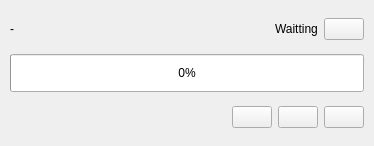
Before: the Qt Designer form sVanilla/src/ClientUi/Download/DownloadingListWidget.ui in WangPengZhan/sVanilla, drawn with Qt 5.
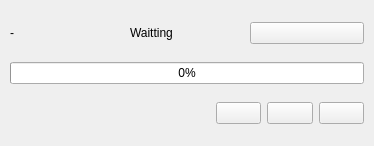
After: the same form once the commit is applied. Icons and pictures are not drawn.

What changed in the file:
```diff
--- a/sVanilla/src/ClientUi/Download/DownloadingListWidget.ui
+++ b/sVanilla/src/ClientUi/Download/DownloadingListWidget.ui
@@ -56,9 +56,6 @@
       </item>
       <item>
        <spacer name="Spacer">
-        <property name="orientation">
-         <enum>Qt::Orientation::Horizontal</enum>
-        </property>
         <property name="sizeHint" stdset="0">
          <size>
           <width>0</width>
@@ -149,9 +146,6 @@
       </item>
       <item>
        <spacer name="horizontalSpacer">
-        <property name="orientation">
-         <enum>Qt::Orientation::Horizontal</enum>
-        </property>
         <property name="sizeHint" stdset="0">
          <size>
           <width>0</width>
```
